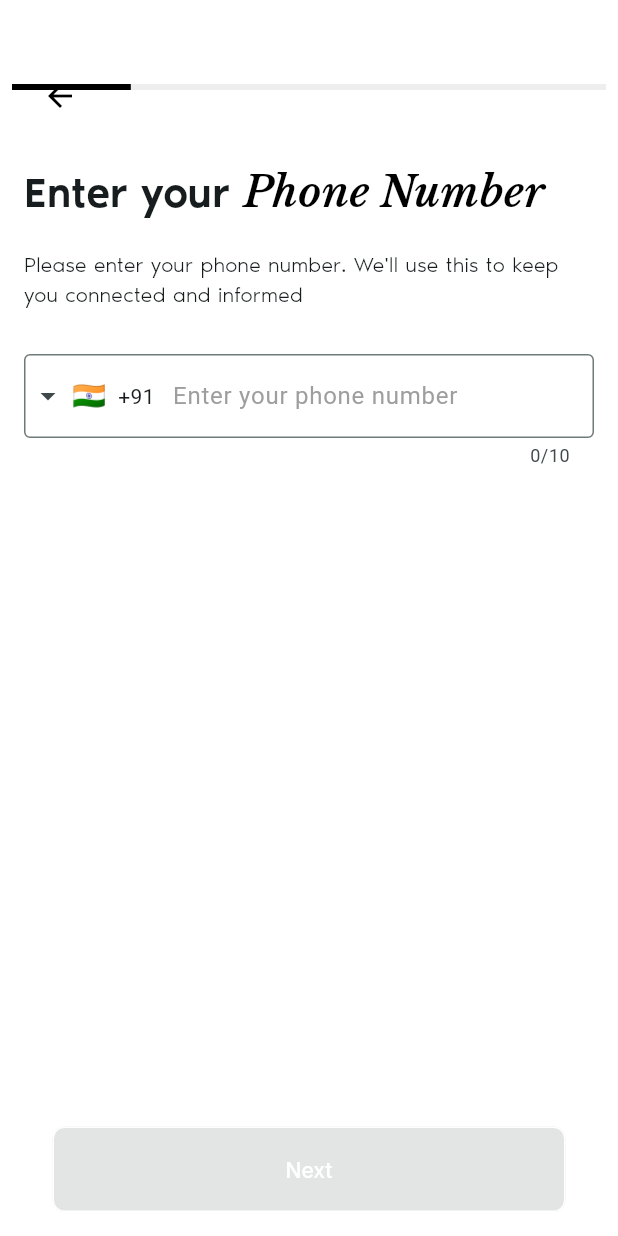
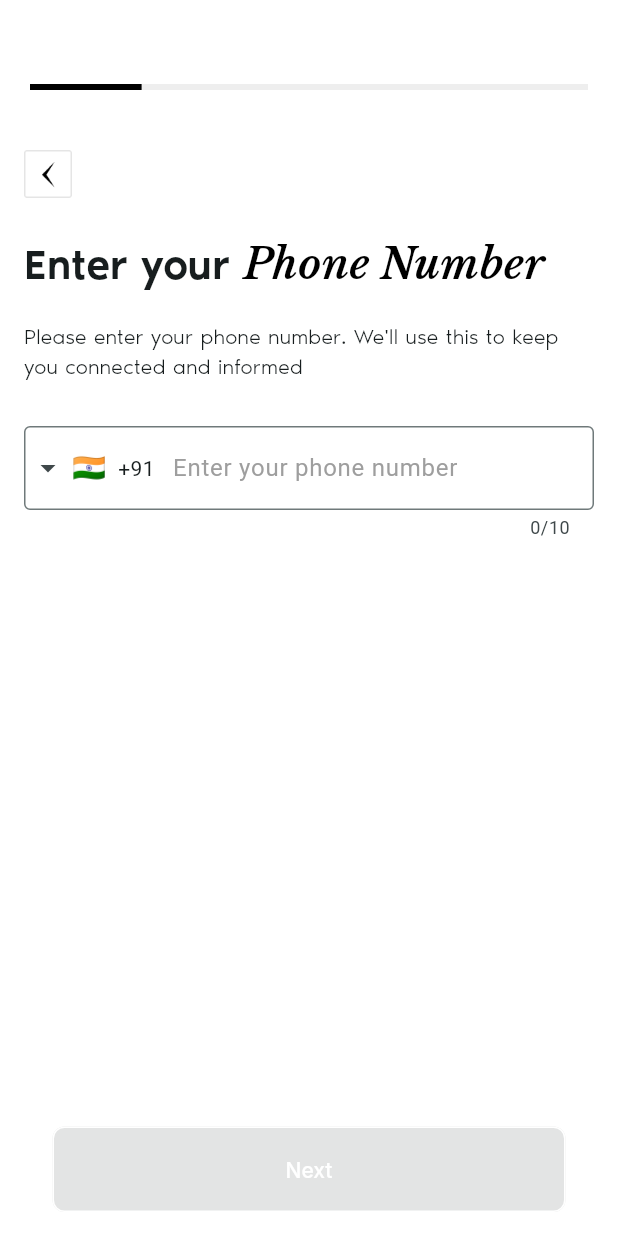
Before and after one commit to ayushdiitr/filipino-app, a Flutter app: the PhoneLogin screen opened directly, on a phone screen of 412 x 824 dp. Run offline on Flutter 3.47's test engine with Material 3 defaults, Android fonts, the phone set to English and light mode, and no system bars; drawn by our look-alikes of intl_phone_field; our stand-ins replace flutter_holo_date_picker, geolocator, google_fonts, permission_handler, shared_preferences; accounts and stored records are empty.

Commit message:
css changes

```diff
--- a/lib/main.dart
+++ b/lib/main.dart
@@ -12,8 +12,6 @@ import 'package:testapp/src/ui/screens/splash/screen2.dart';
 //import 'package:testapp/src/ui/screens/splash/otpscreen.dart';
 import 'package:testapp/src/ui/screens/splash/height_selector.dart';
 import 'package:testapp/src/ui/screens/splash/genderScreen.dart';
-
-
 
 void main() {
   WidgetsFlutterBinding.ensureInitialized();
@@ -51,7 +49,7 @@ class MyApp extends StatelessWidget {
         useMaterial3: true,
       ),
       debugShowCheckedModeBanner: false,
-      home: PhoneLogin(),
+      home: HeightSelector(),
     );
   }
 }
--- a/lib/src/ui/screens/splash/screen2.dart
+++ b/lib/src/ui/screens/splash/screen2.dart
@@ -36,7 +36,8 @@ class _PhoneLoginState extends State<PhoneLogin> {
         // Simulate backend call
         final Map<String, Object> response = {
           "body": jsonEncode({
-            "user_id": 12345, // Replace this with any user ID you want to simulate
+            "user_id":
+                12345, // Replace this with any user ID you want to simulate
             "phone_number": phoneNo, // Example phone number
           }),
           "statusCode": 201, // Simulating a successful creation status
@@ -78,18 +79,6 @@ class _PhoneLoginState extends State<PhoneLogin> {
       resizeToAvoidBottomInset: true,
       body: Stack(
         children: [
-          Padding(
-            padding: const EdgeInsets.only(
-              top: 40.0,
-              left: 16.0,
-              right: 16.0,
-            ),
-            child: IconButton(
-              icon: const Icon(Icons.arrow_back),
-              color: Colors.black,
-              onPressed: () {},
-            ),
-          ),
           SingleChildScrollView(
             child: Padding(
               padding: const EdgeInsets.only(bottom: 100.0),
@@ -99,7 +88,7 @@ class _PhoneLoginState extends State<PhoneLogin> {
                   const SizedBox(height: 40),
                   const Padding(
                     padding:
-                        EdgeInsets.symmetric(vertical: 16.0, horizontal: 8.0),
+                        EdgeInsets.symmetric(vertical: 16.0, horizontal: 20.0),
                     child: Center(
                       child: LinearProgressIndicator(
                         value: 0.2,
@@ -109,7 +98,23 @@ class _PhoneLoginState extends State<PhoneLogin> {
                     ),
                   ),
                   Padding(
-                    padding: const EdgeInsets.only(left: 16.0, top: 32.0),
+                    padding: const EdgeInsets.only(
+                      top: 24.0,
+                      left: 16.0,
+                      right: 16.0,
+                    ),
+                    child: InkWell(
+                      onTap: () {
+                        Navigator.pop(context);
+                      },
+                      child: Container(
+                        height: 32,
+                        child: Image.asset("images/backicon.png"),
+                      ),
+                    ),
+                  ),
+                  Padding(
+                    padding: const EdgeInsets.only(left: 16.0, top: 24.0),
                     child: Text.rich(
                       TextSpan(
                         text: 'Enter your ', // Default text style
@@ -181,11 +186,14 @@ class _PhoneLoginState extends State<PhoneLogin> {
               child: FractionallySizedBox(
                 widthFactor: 0.9,
                 child: ElevatedButton(
-                  onPressed: isPhoneNumberValid ? () {
-                    _savePhoneNo(context);
-                  } : null,
+                  onPressed: isPhoneNumberValid
+                      ? () {
+                          _savePhoneNo(context);
+                        }
+                      : null,
                   style: ElevatedButton.styleFrom(
-                    backgroundColor: isPhoneNumberValid ? Colors.black : Colors.grey,
+                    backgroundColor:
+                        isPhoneNumberValid ? Colors.black : Colors.grey,
                     foregroundColor: Colors.white,
                     textStyle: GoogleFonts.inter(
                       fontSize: 14,
@@ -202,10 +210,11 @@ class _PhoneLoginState extends State<PhoneLogin> {
                     mainAxisSize: MainAxisSize.max,
                     mainAxisAlignment: MainAxisAlignment.spaceEvenly,
                     children: [
-                      Text('Next',
-                      style: TextStyle(
-                        color: Colors.white,
-                      ),
+                      Text(
+                        'Next',
+                        style: TextStyle(
+                          color: Colors.white,
+                        ),
                       ),
                     ],
                   ),
```
Also changed, not shown: lib/src/ui/screens/splash/height_selector.dart (+6 -11 lines).
